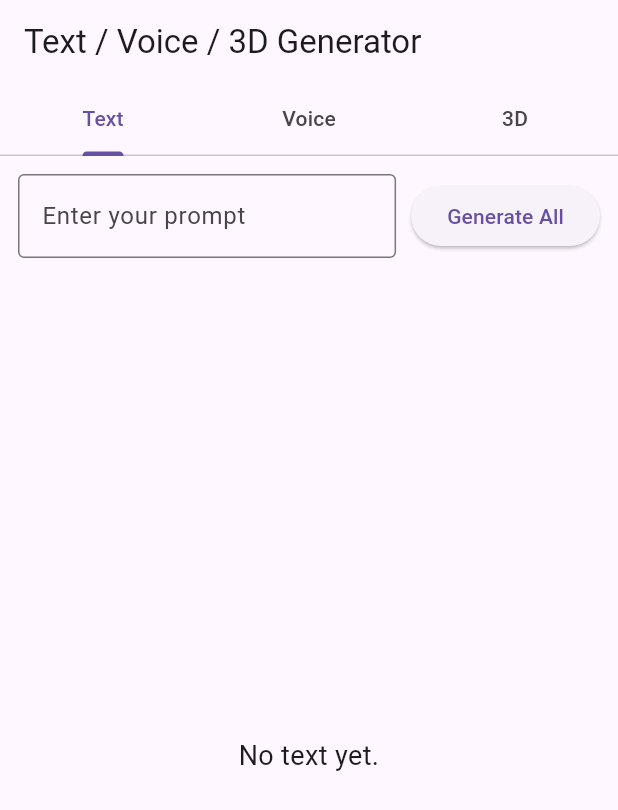
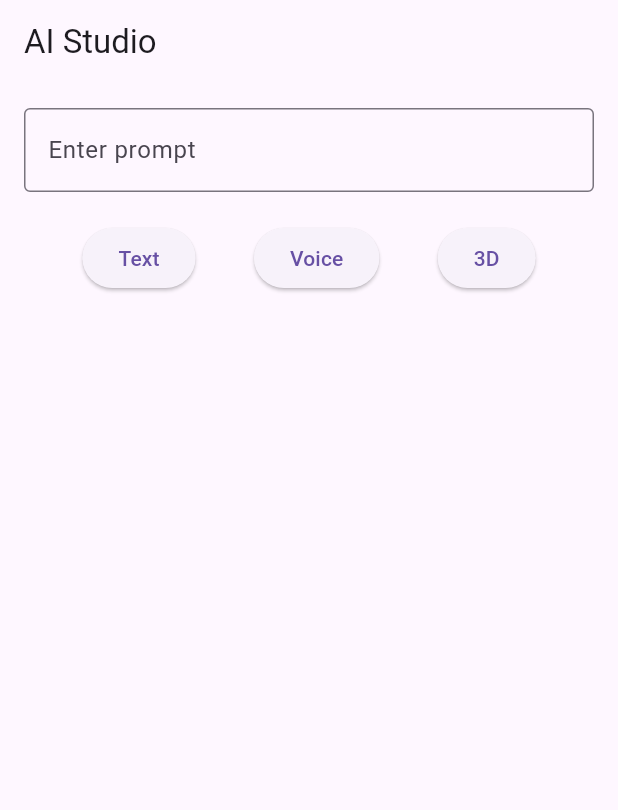
Before and after one commit to rabia-sarfaraz/ai_studio, a Flutter app: the screen it shows after launch, on a phone screen of 412 x 824 dp. Shown: the top 810 px of the screen. Run offline on Flutter 3.47's test engine with Material 3 defaults, Android fonts, the light colour scheme and no system bars; our stand-ins replace audioplayers; missing offline and left inert: flutter_cube, model_viewer_plus.

Commit message:
Initial commit ai_studio project

```diff
--- a/lib/main.dart
+++ b/lib/main.dart
@@ -1,5 +1,5 @@
 import 'package:flutter/material.dart';
-import 'screens/home_screen.dart'; // Import the HomeScreen
+import 'screens/home_screen.dart';
 
 void main() {
   runApp(const MyApp());
@@ -10,13 +10,9 @@ class MyApp extends StatelessWidget {
 
   @override
   Widget build(BuildContext context) {
-    return MaterialApp(
-      title: 'Text / Voice / 3D Generator',
-      theme: ThemeData(
-        primarySwatch: Colors.blue,
-      ),
-      home: const HomeScreen(),
+    return const MaterialApp(
       debugShowCheckedModeBanner: false,
+      home: HomeScreen(),
     );
   }
 }
--- a/lib/screens/home_screen.dart
+++ b/lib/screens/home_screen.dart
@@ -10,174 +10,97 @@ class HomeScreen extends StatefulWidget {
   State<HomeScreen> createState() => _HomeScreenState();
 }
 
-class _HomeScreenState extends State<HomeScreen> with TickerProviderStateMixin {
-  late TabController _tabController;
-  AudioPlayer? _audioPlayer;
-  bool isLoading = false;
+class _HomeScreenState extends State<HomeScreen> {
   String generatedText = "";
   Object? model3D;
+  AudioPlayer? _audioPlayer;
+  final TextEditingController _promptController = TextEditingController();
+  bool isLoading = false;
 
-  final TextEditingController _promptController = TextEditingController();
+  Future<void> generateText() async {
+    setState(() {
+      isLoading = true;
+      generatedText = "";
+    });
 
-  @override
-  void initState() {
-    super.initState();
-    _tabController = TabController(length: 3, vsync: this);
-    _tabController.addListener(() {
-      if (_tabController.index != 1) _disposeAudio();
-    });
+    await Future.delayed(const Duration(seconds: 1)); // simulate API call
+    generatedText = "AI generated text for: ${_promptController.text}";
+
+    setState(() => isLoading = false);
   }
 
-  @override
-  void dispose() {
-    _tabController.dispose();
-    _disposeAudio();
-    _promptController.dispose();
-    super.dispose();
+  Future<void> playVoice() async {
+    if (generatedText.isEmpty) return;
+    _audioPlayer?.dispose();
+    _audioPlayer = AudioPlayer();
+    await _audioPlayer!.play(AssetSource("audio/test.mp3")); // local audio
   }
 
-  Future<void> _disposeAudio() async {
-    if (_audioPlayer != null) {
-      await _audioPlayer!.stop();
-      await _audioPlayer!.dispose();
-      _audioPlayer = null;
-    }
-  }
-
-  Future<void> generateAll() async {
-    final prompt = _promptController.text.trim();
-    if (prompt.isEmpty) return;
-
-    setState(() => isLoading = true);
-
-    // ---------------- Text ----------------
-    await Future.delayed(const Duration(seconds: 1));
-    generatedText = "Generated text for: $prompt";
-
-    // ---------------- Voice ----------------
-    await _disposeAudio();
-    _audioPlayer = AudioPlayer();
-    await _audioPlayer!.play(UrlSource(
-        'https://www.soundhelix.com/examples/mp3/SoundHelix-Song-1.mp3')); // public test mp3
-
-    // ---------------- 3D ----------------
+  Future<void> generate3D() async {
+    setState(() {
       model3D = Object(
-      fileName: 'assets/cube/cube.obj',
+        fileName: "assets/cube/cube.obj",
         scale: Vector3(2.0, 2.0, 2.0),
       );
-
-    setState(() => isLoading = false);
+    });
   }
 
   @override
   Widget build(BuildContext context) {
     return Scaffold(
-      appBar: AppBar(
-        title: const Text("Text / Voice / 3D Generator"),
-        bottom: TabBar(
-          controller: _tabController,
-          tabs: const [
-            Tab(text: "Text"),
-            Tab(text: "Voice"),
-            Tab(text: "3D"),
+      appBar: AppBar(title: const Text("AI Studio")),
+      body: Padding(
+        padding: const EdgeInsets.all(16.0),
+        child: Column(
+          children: [
+            TextField(
+              controller: _promptController,
+              decoration: const InputDecoration(
+                labelText: "Enter prompt",
+                border: OutlineInputBorder(),
+              ),
+            ),
+            const SizedBox(height: 20),
+
+            // Buttons
+            Row(
+              mainAxisAlignment: MainAxisAlignment.spaceEvenly,
+              children: [
+                ElevatedButton(
+                    onPressed: generateText, child: const Text("Text")),
+                ElevatedButton(
+                    onPressed: playVoice, child: const Text("Voice")),
+                ElevatedButton(onPressed: generate3D, child: const Text("3D")),
               ],
             ),
-      ),
-      body: Column(
+
+            const SizedBox(height: 20),
+
+            // Results area
+            Expanded(
+              child: isLoading
+                  ? const Center(child: CircularProgressIndicator())
+                  : Column(
                       children: [
-          Padding(
-            padding: const EdgeInsets.all(12.0),
-            child: Row(
-              children: [
+                        if (generatedText.isNotEmpty)
+                          Text(generatedText,
+                              style: const TextStyle(fontSize: 18)),
+                        const SizedBox(height: 20),
+                        if (model3D != null)
                           Expanded(
-                  child: TextField(
-                    controller: _promptController,
-                    decoration: const InputDecoration(
-                        labelText: "Enter your prompt",
-                        border: OutlineInputBorder()),
+                            child: Cube(
+                              onSceneCreated: (scene) {
+                                scene.world.add(model3D!);
+                                scene.camera.zoom = 10;
+                              },
                             ),
                           ),
-                const SizedBox(width: 10),
-                ElevatedButton(
-                  onPressed: generateAll,
-                  child: const Text("Generate All"),
-                ),
-              ],
-            ),
-          ),
-          Expanded(
-            child: TabBarView(
-              controller: _tabController,
-              children: [
-                _buildTextTab(),
-                _buildVoiceTab(),
-                _build3DTab(),
                       ],
                     ),
             ),
           ],
         ),
-    );
-  }
-
-  Widget _buildTextTab() {
-    return Center(
-      child: isLoading
-          ? const CircularProgressIndicator()
-          : Text(
-              generatedText.isEmpty ? "No text yet." : generatedText,
-              style: const TextStyle(fontSize: 18),
-              textAlign: TextAlign.center,
       ),
     );
   }
-
-  Widget _buildVoiceTab() {
-    return Center(
-      child: isLoading
-          ? const CircularProgressIndicator()
-          : Column(
-              mainAxisAlignment: MainAxisAlignment.center,
-              children: [
-                Text(
-                  generatedText.isEmpty ? "No voice yet." : generatedText,
-                  style: const TextStyle(fontSize: 18),
-                  textAlign: TextAlign.center,
-                ),
-                const SizedBox(height: 20),
-                ElevatedButton(
-                  onPressed: () async {
-                    if (_audioPlayer != null) {
-                      await _disposeAudio();
-                      _audioPlayer = AudioPlayer();
-                      await _audioPlayer!.play(UrlSource(
-                          'https://www.soundhelix.com/examples/mp3/SoundHelix-Song-1.mp3'));
 }
-                  },
-                  child: const Text("Play Voice Again"),
-                ),
-              ],
-            ),
-    );
-  }
-
-  Widget _build3DTab() {
-    return Center(
-      child: isLoading
-          ? const CircularProgressIndicator()
-          : model3D != null
-              ? SizedBox(
-                  width: 250,
-                  height: 250,
-                  child: Cube(
-                    interactive: true,
-                    onSceneCreated: (scene) {
-                      scene.world.add(model3D!);
-                      scene.camera.zoom = 10;
-                    },
-                  ),
-                )
-              : const Text("No 3D model yet."),
-    );
-  }
-}
```
Also changed, not shown: pubspec.yaml (+6 -4 lines), pubspec.lock. Lines whose indentation alone changed are shown as unchanged.
